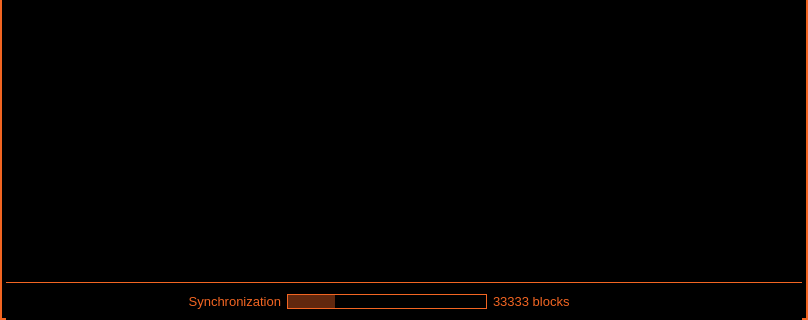
Old version of the form src/qt/forms/mainwindow.ui in the repository SamiAhmed7777/triangles_v5; both pictures show x 0 to 808 and y 374 to 694 of the 808 by 694 pixel window.
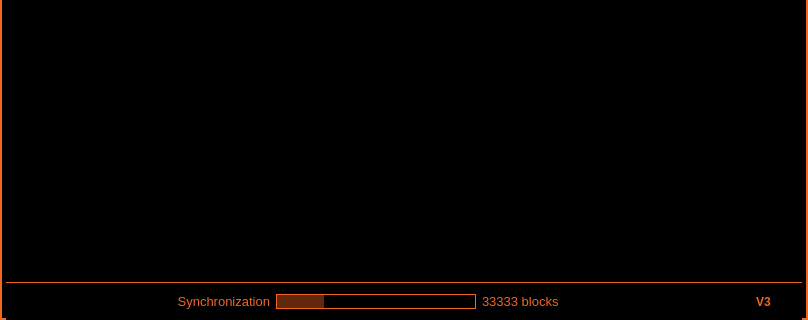
New version of the form. Icons and pictures are not drawn.

Commit message:
Add V3 Tor status indicator to status bar
Lit green "V3" label next to staking icon when onion address is active,
dimmed grey when not yet connected. Tooltip: "V3 Tor enabled".

What changed in the file:
```diff
--- a/src/qt/forms/mainwindow.ui
+++ b/src/qt/forms/mainwindow.ui
@@ -1383,7 +1383,7 @@
 	color: #f26522;
 	}</string>
         </property>
-        <layout class="QHBoxLayout" name="horizontalLayout_6" stretch="0,0,0,1,0,1,0,0,0,0,0,0">
+        <layout class="QHBoxLayout" name="horizontalLayout_6" stretch="0,0,0,1,0,1,0,0,0,0,0,0,0">
          <property name="leftMargin">
           <number>0</number>
          </property>
@@ -1551,6 +1551,23 @@
            </property>
           </widget>
          </item>
+         <item>
+          <widget class="QLabel" name="label_v3">
+           <property name="font">
+            <font>
+             <pointsize>9</pointsize>
+             <weight>75</weight>
+             <bold>true</bold>
+            </font>
+           </property>
+           <property name="toolTip">
+            <string>Tor V3 hidden service status</string>
+           </property>
+           <property name="text">
+            <string notr="true">V3</string>
+           </property>
+          </widget>
+         </item>
          <item>
           <widget class="QLabel" name="label_connections">
            <property name="text">
```
The commit also changes 2 other files.
